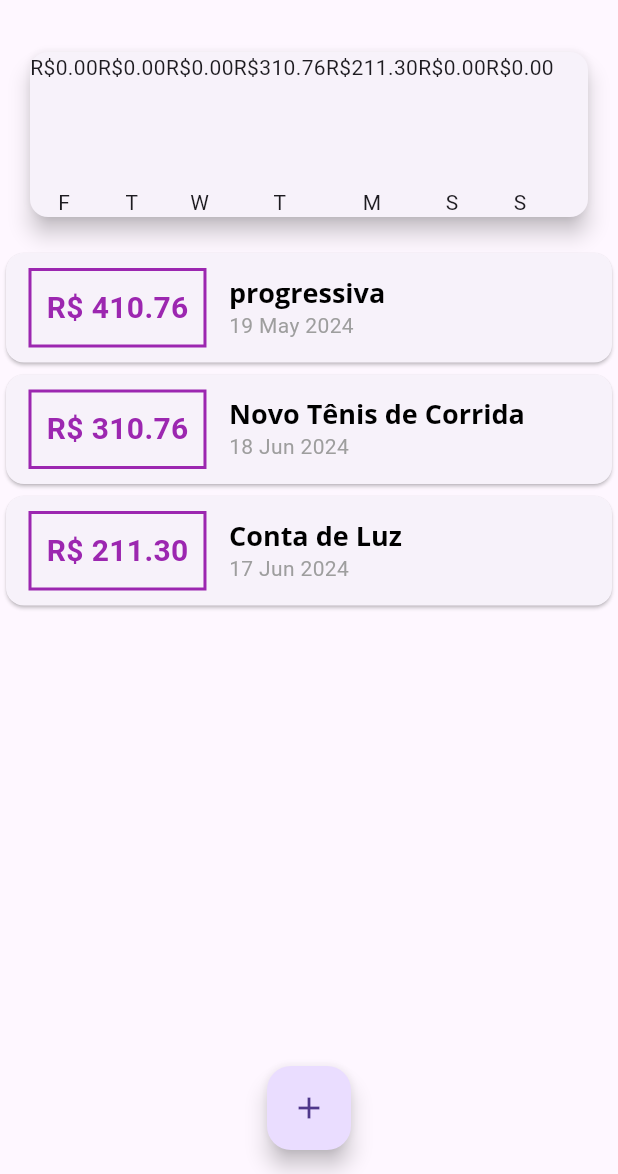
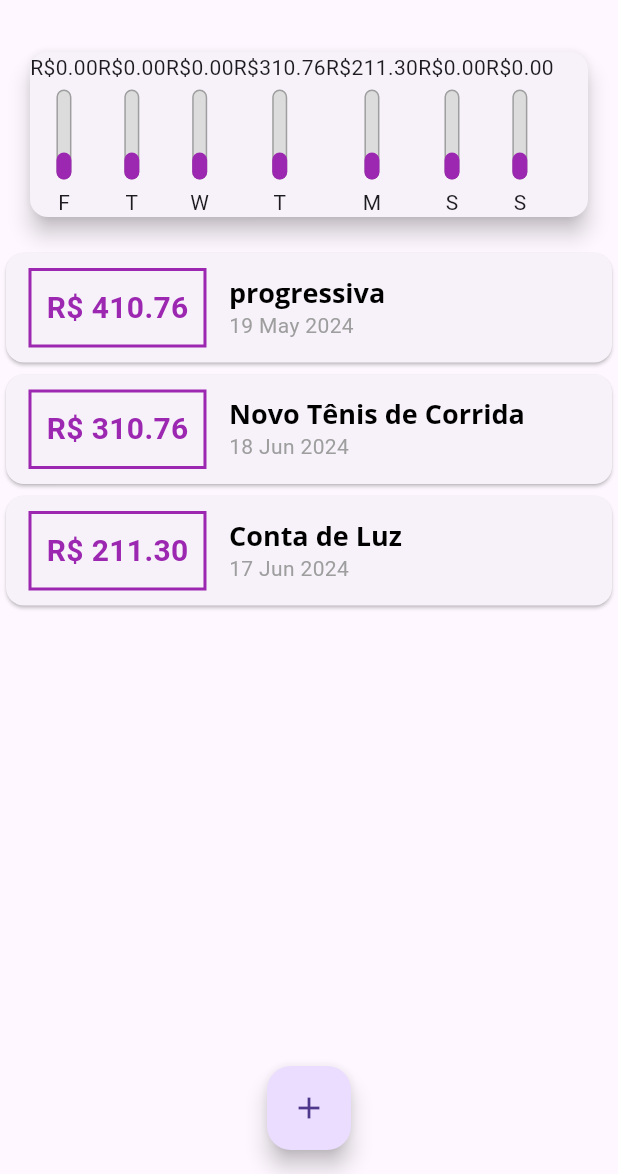
Before and after one commit to anabellypassos/APPDespesasPessoais, a Flutter app: the screen it shows after launch, on a phone screen of 412 x 824 dp, the part 62-1236 px from its top. Run offline on Flutter 3.47's test engine with Material 3 defaults, Android fonts, the phone set to English and light mode, and no system bars.

Commit message:
preenchimento do gráfico

```diff
--- a/lib/components/chart.dart
+++ b/lib/components/chart.dart
@@ -44,7 +44,7 @@ class Chart extends StatelessWidget {
           return ChartBar(
             label: tr['day'] as String,
             value: tr['value'] as double,
-            percentage: 0,
+            percentage: 0.3,
           );
         }).toList(),
       ),
--- a/lib/components/chart_bar.dart
+++ b/lib/components/chart_bar.dart
@@ -1,29 +1,54 @@
 import 'package:flutter/material.dart';
 
 class ChartBar extends StatelessWidget {
-  final String label;
-  final double value;
-  final double percentage;
+  final String? label;
+  final double? value;
+  final double? percentage;
 
-  const ChartBar({Key? key,
-    required this.label,
-    required this.value,
-    required this.percentage,
+  const ChartBar({
+    this.label,
+    this.value,
+    this.percentage,
+    Key? key,
   }) : super(key: key);
 
   @override
   Widget build(BuildContext context) {
     return Column(
-      children: <Widget>[
-        Text('R\$${value.toStringAsFixed(2)}'),
+      children: [
+        Text('R\$${value!.toStringAsFixed(2)}'),
         const SizedBox(height: 5),
-        const SizedBox(
-         height: 60,
-         width: 10,
-         child: null,
+        SizedBox(
+          height: 60,
+          width: 10,
+          child: Stack(
+
+            alignment: Alignment.bottomCenter,
+            children: <Widget>[
+              Container(
+                decoration: BoxDecoration(
+                  border: Border.all(
+                    color: Colors.grey,
+                    width: 1.0,
+                  ),
+                  color: const Color.fromRGBO(220, 220, 220, 1),
+                  borderRadius: BorderRadius.circular(5),
+                ),
+              ),
+              FractionallySizedBox(
+                heightFactor: percentage,
+                child: Container(
+                  decoration: BoxDecoration(
+                    color: Theme.of(context).colorScheme.primary,
+                    borderRadius: BorderRadius.circular(5),
+                  ),
+                ),
+              ),
+            ],
+          ),
         ),
-         const SizedBox(height: 5),
-         Text(label),
+        const SizedBox(height: 5),
+        Text(label!),
       ],
     );
   }
```
